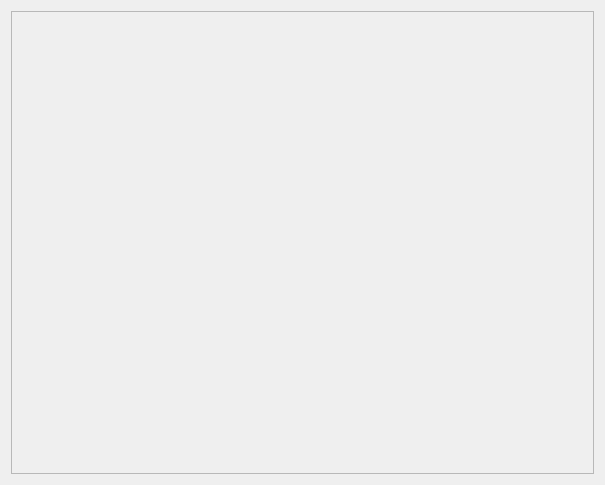
wwkkww1983/scp-qt, file ui/genRSA.ui: the form before one commit.
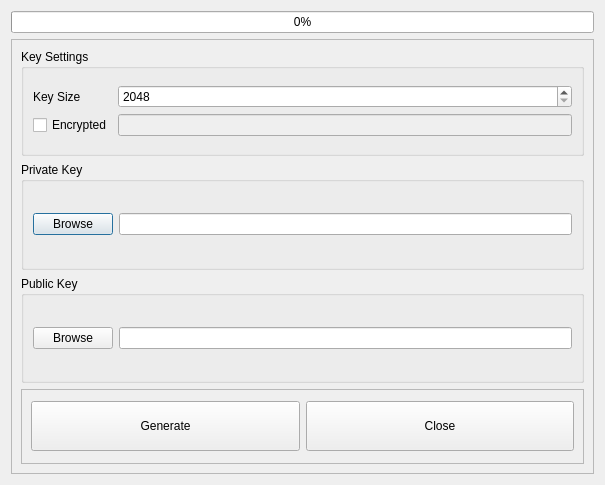
The form after the commit.

Diff of the .ui file:
```diff
--- a/ui/genRSA.ui
+++ b/ui/genRSA.ui
@@ -16,7 +16,7 @@
   <layout class="QGridLayout" name="gridLayout_2">
    <item row="0" column="0">
     <layout class="QGridLayout" name="gridLayout">
-     <item row="0" column="0">
+     <item row="1" column="0">
       <widget class="QScrollArea" name="scrollArea">
        <property name="widgetResizable">
         <bool>true</bool>
@@ -27,17 +27,207 @@
           <x>0</x>
           <y>0</y>
           <width>583</width>
-          <height>463</height>
+          <height>432</height>
          </rect>
         </property>
         <layout class="QGridLayout" name="gridLayout_4">
          <item row="0" column="0">
-          <layout class="QGridLayout" name="gridLayout_3"/>
+          <layout class="QGridLayout" name="gridLayout_3">
+           <item row="3" column="2">
+            <widget class="QGroupBox" name="groupBox_2">
+             <property name="title">
+              <string>Private Key</string>
+             </property>
+             <layout class="QGridLayout" name="gridLayout_8">
+              <item row="0" column="0">
+               <layout class="QGridLayout" name="gridLayout_7">
+                <item row="0" column="1">
+                 <widget class="QLineEdit" name="privateKey">
+                  <property name="dragEnabled">
+                   <bool>true</bool>
+                  </property>
+                  <property name="clearButtonEnabled">
+                   <bool>true</bool>
+                  </property>
+                 </widget>
+                </item>
+                <item row="0" column="0">
+                 <widget class="QPushButton" name="browse_privateKey">
+                  <property name="text">
+                   <string>Browse</string>
+                  </property>
+                 </widget>
+                </item>
+               </layout>
+              </item>
+             </layout>
+            </widget>
+           </item>
+           <item row="5" column="2">
+            <widget class="QGroupBox" name="groupBox">
+             <property name="title">
+              <string>Public Key</string>
+             </property>
+             <layout class="QGridLayout" name="gridLayout_10">
+              <item row="0" column="0">
+               <layout class="QGridLayout" name="gridLayout_9">
+                <item row="0" column="1">
+                 <widget class="QLineEdit" name="publicKey">
+                  <property name="dragEnabled">
+                   <bool>true</bool>
+                  </property>
+                  <property name="clearButtonEnabled">
+                   <bool>true</bool>
+                  </property>
+                 </widget>
+                </item>
+                <item row="0" column="0">
+                 <widget class="QPushButton" name="browse_publicKey">
+                  <property name="text">
+                   <string>Browse</string>
+                  </property>
+                 </widget>
+                </item>
+               </layout>
+              </item>
+             </layout>
+            </widget>
+           </item>
+           <item row="2" column="2">
+            <widget class="QGroupBox" name="groupBox">
+             <property name="title">
+              <string>Key Settings</string>
+             </property>
+             <layout class="QGridLayout" name="gridLayout_6">
+              <item row="0" column="0">
+               <layout class="QGridLayout" name="gridLayout_5">
+                <item row="1" column="1">
+                 <widget class="QSpinBox" name="keysize">
+                  <property name="minimum">
+                   <number>2048</number>
+                  </property>
+                  <property name="maximum">
+                   <number>999999999</number>
+                  </property>
+                 </widget>
+                </item>
+                <item row="1" column="0">
+                 <widget class="QLabel" name="label">
+                  <property name="text">
+                   <string>Key Size</string>
+                  </property>
+                 </widget>
+                </item>
+                <item row="2" column="0">
+                 <widget class="QCheckBox" name="encrypted">
+                  <property name="text">
+                   <string>Encrypted</string>
+                  </property>
+                 </widget>
+                </item>
+                <item row="2" column="1">
+                 <widget class="QLineEdit" name="passphrase">
+                  <property name="enabled">
+                   <bool>false</bool>
+                  </property>
+                  <property name="echoMode">
+                   <enum>QLineEdit::PasswordEchoOnEdit</enum>
+                  </property>
+                  <property name="dragEnabled">
+                   <bool>true</bool>
+                  </property>
+                  <property name="clearButtonEnabled">
+                   <bool>true</bool>
+                  </property>
+                 </widget>
+                </item>
+               </layout>
+              </item>
+             </layout>
+            </widget>
+           </item>
+          </layout>
+         </item>
+         <item row="2" column="0">
+          <widget class="QFrame" name="frame">
+           <property name="maximumSize">
+            <size>
+             <width>16777215</width>
+             <height>75</height>
+            </size>
+           </property>
+           <property name="frameShape">
+            <enum>QFrame::StyledPanel</enum>
+           </property>
+           <property name="frameShadow">
+            <enum>QFrame::Raised</enum>
+           </property>
+           <layout class="QGridLayout" name="gridLayout_12">
+            <item row="0" column="0">
+             <layout class="QGridLayout" name="gridLayout_11">
+              <item row="0" column="1">
+               <widget class="QPushButton" name="close">
+                <property name="minimumSize">
+                 <size>
+                  <width>0</width>
+                  <height>50</height>
+                 </size>
+                </property>
+                <property name="maximumSize">
+                 <size>
+                  <width>16777215</width>
+                  <height>50</height>
+                 </size>
+                </property>
+                <property name="text">
+                 <string>Close</string>
+                </property>
+               </widget>
+              </item>
+              <item row="0" column="0">
+               <widget class="QPushButton" name="generate">
+                <property name="minimumSize">
+                 <size>
+                  <width>0</width>
+                  <height>50</height>
+                 </size>
+                </property>
+                <property name="maximumSize">
+                 <size>
+                  <width>16777215</width>
+                  <height>50</height>
+                 </size>
+                </property>
+                <property name="text">
+                 <string>Generate</string>
+                </property>
+               </widget>
+              </item>
+             </layout>
+            </item>
+           </layout>
+          </widget>
          </item>
         </layout>
        </widget>
       </widget>
      </item>
+     <item row="0" column="0">
+      <widget class="QProgressBar" name="progressBar">
+       <property name="maximum">
+        <number>100</number>
+       </property>
+       <property name="value">
+        <number>0</number>
+       </property>
+       <property name="orientation">
+        <enum>Qt::Horizontal</enum>
+       </property>
+       <property name="textDirection">
+        <enum>QProgressBar::TopToBottom</enum>
+       </property>
+      </widget>
+     </item>
     </layout>
    </item>
   </layout>
```
